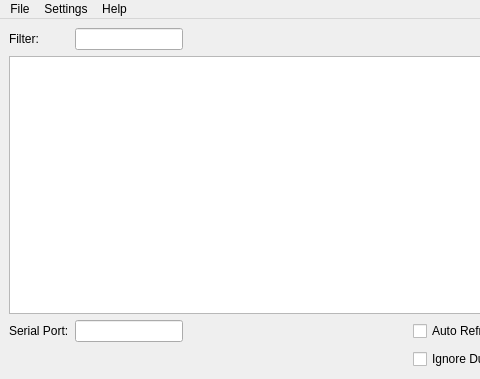
First picture: the form in src/gui/analyzer.ui, repository nevtum/XSeriesTestTool, before the edit; both pictures show x 0 to 480 and y 0 to 379 of the 713 by 379 pixel window.
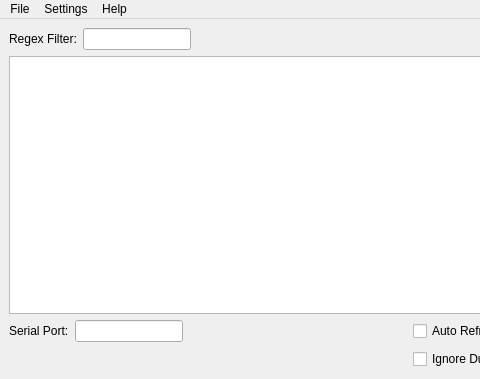
Second picture: the form after the edit.

Diff of the .ui file:
```diff
--- a/src/gui/analyzer.ui
+++ b/src/gui/analyzer.ui
@@ -27,12 +27,18 @@
         </property>
         <property name="minimumSize">
          <size>
-          <width>60</width>
+          <width>0</width>
+          <height>0</height>
+         </size>
+        </property>
+        <property name="baseSize">
+         <size>
+          <width>0</width>
           <height>0</height>
          </size>
         </property>
         <property name="text">
-         <string>Filter:</string>
+         <string>Regex Filter:</string>
         </property>
        </widget>
       </item>
```
Left out of the diff: 2 changed lines with no effect on the pictures.
